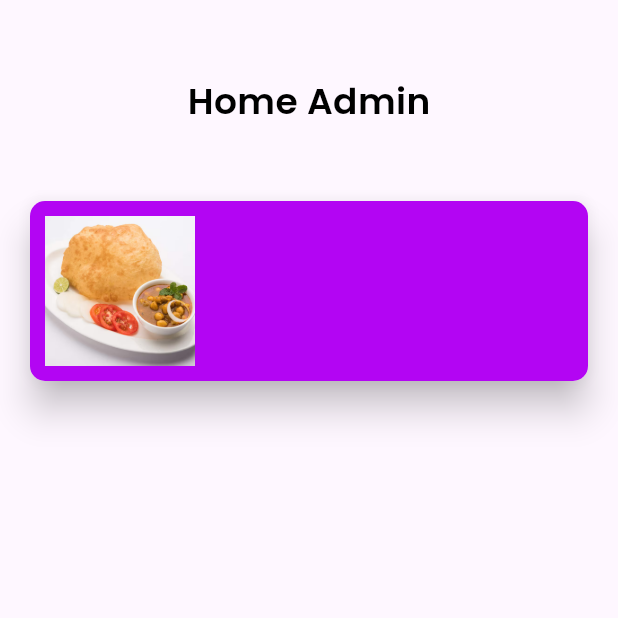
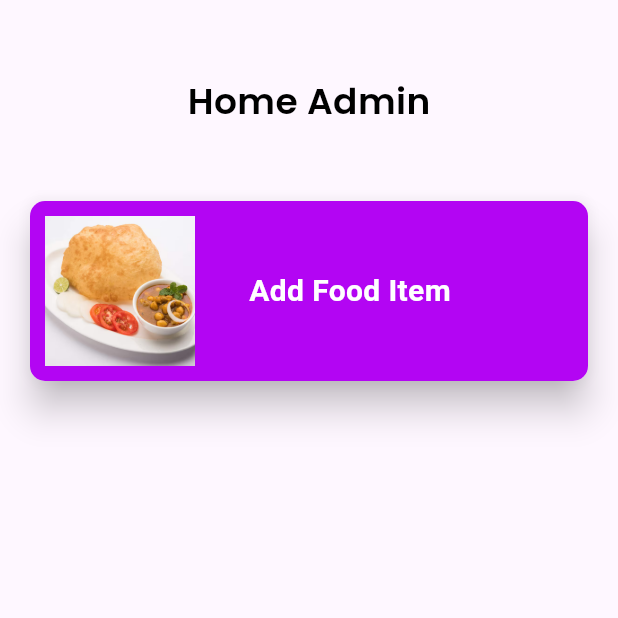
Before and after one commit to Rajatrai26/Ahaar, a Flutter app: the screen it shows after launch, on a phone screen of 412 x 824 dp, the top half of it. Run offline on Flutter 3.47's test engine with Material 3 defaults, Android fonts, the phone set to English and light mode, and no system bars; our stand-ins replace cloud_firestore, curved_navigation_bar, firebase_auth, firebase_core; accounts and stored records are empty.

Commit message:
added add food file 4 13 45

```diff
--- a/lib/admin/home_admin.dart
+++ b/lib/admin/home_admin.dart
@@ -1,3 +1,4 @@
+import 'package:ahaar/admin/add_food.dart';
 import 'package:ahaar/widget/widget_support.dart';
 import 'package:flutter/material.dart';
 
@@ -25,7 +26,12 @@ class _HomeAdminState extends State<HomeAdmin> {
             SizedBox(
               height: 50.0,
             ),
-            Material(
+            GestureDetector(
+              onTap: () {
+                Navigator.push(context,
+                    MaterialPageRoute(builder: (context) => AddFood()));
+              },
+              child: Material(
                 elevation: 10.0,
                 borderRadius: BorderRadius.circular(10),
                 child: Center(
@@ -44,8 +50,19 @@ class _HomeAdminState extends State<HomeAdmin> {
                             width: 100,
                             fit: BoxFit.cover,
                           ),
+                        ),
+                        SizedBox(
+                          width: 30.0,
+                        ),
+                        Text(
+                          "Add Food Item",
+                          style: TextStyle(
+                              color: Colors.white,
+                              fontSize: 20.0,
+                              fontWeight: FontWeight.bold),
                         )
                       ],
+                    ),
                   ),
                 ),
               ),
```
Also changed, not shown: lib/admin/add_food.dart (added, +46 -0 lines). Lines whose indentation alone changed are shown as unchanged.
